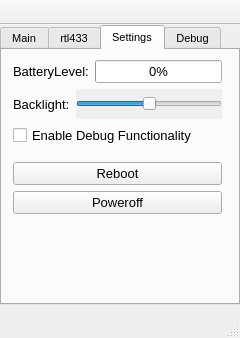
Above: mainwindow.ui from rfilipovich/pressure_sniffer before the change. Below: the same form after it.
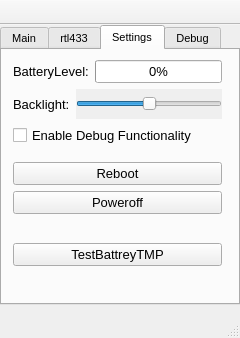
That is the form after the change.

Patch:
```diff
--- a/mainwindow.ui
+++ b/mainwindow.ui
@@ -520,6 +520,31 @@
          </property>
         </widget>
        </item>
+       <item>
+        <spacer name="verticalSpacer_3">
+         <property name="orientation">
+          <enum>Qt::Vertical</enum>
+         </property>
+         <property name="sizeHint" stdset="0">
+          <size>
+           <width>20</width>
+           <height>40</height>
+          </size>
+         </property>
+        </spacer>
+       </item>
+       <item>
+        <widget class="QPushButton" name="pushButtonTest">
+         <property name="font">
+          <font>
+           <pointsize>10</pointsize>
+          </font>
+         </property>
+         <property name="text">
+          <string>TestBattreyTMP</string>
+         </property>
+        </widget>
+       </item>
        <item>
         <spacer name="verticalSpacer">
          <property name="orientation">
```
Left out of the diff: 2 changed lines with no effect on the pictures.
